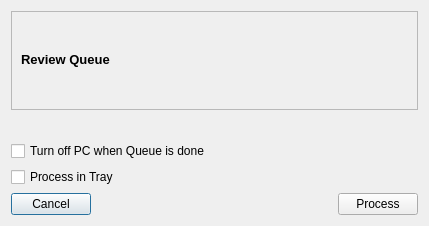
Qt form trunk/ui/reviewQueueDialog.ui (drf/shaman1) before a commit.
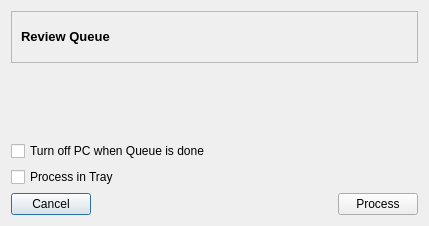
The same form after that commit. Icons and pictures are not drawn.

The edit to the form file:
```diff
--- a/trunk/ui/reviewQueueDialog.ui
+++ b/trunk/ui/reviewQueueDialog.ui
@@ -77,6 +77,12 @@
    </item>
    <item row="0" column="0" >
     <widget class="QFrame" name="frame" >
+     <property name="sizePolicy" >
+      <sizepolicy vsizetype="Maximum" hsizetype="Preferred" >
+       <horstretch>0</horstretch>
+       <verstretch>0</verstretch>
+      </sizepolicy>
+     </property>
      <property name="frameShape" >
       <enum>QFrame::StyledPanel</enum>
      </property>
```
